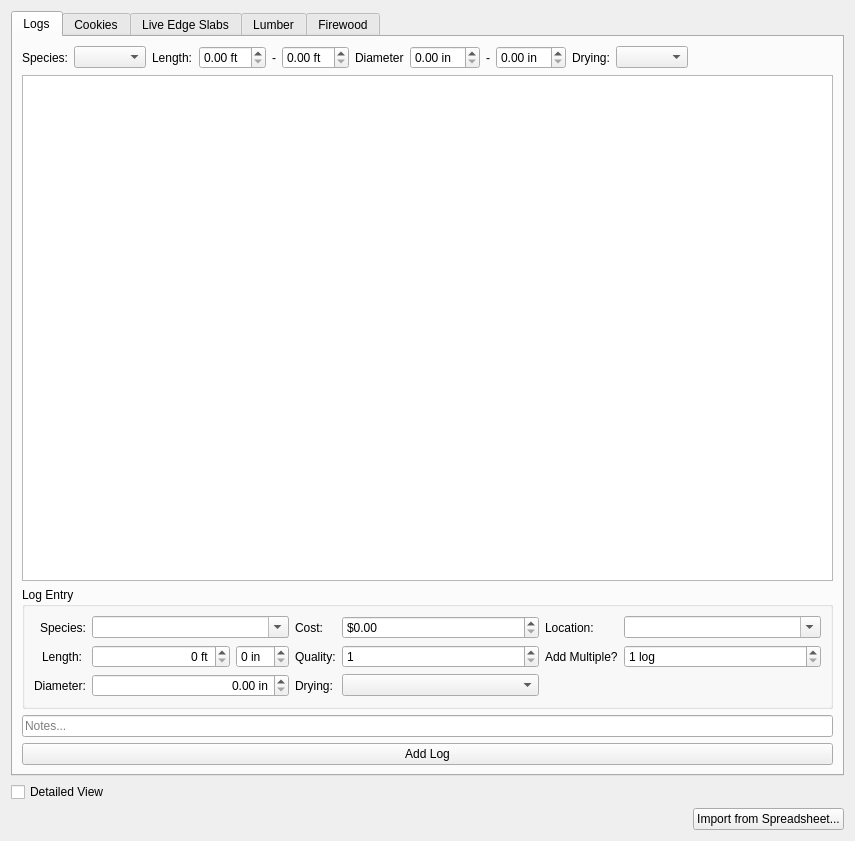
The window that ui/inventory.ui (thelenlucas/Senior-Design) describes before a commit, drawn with Qt 5.
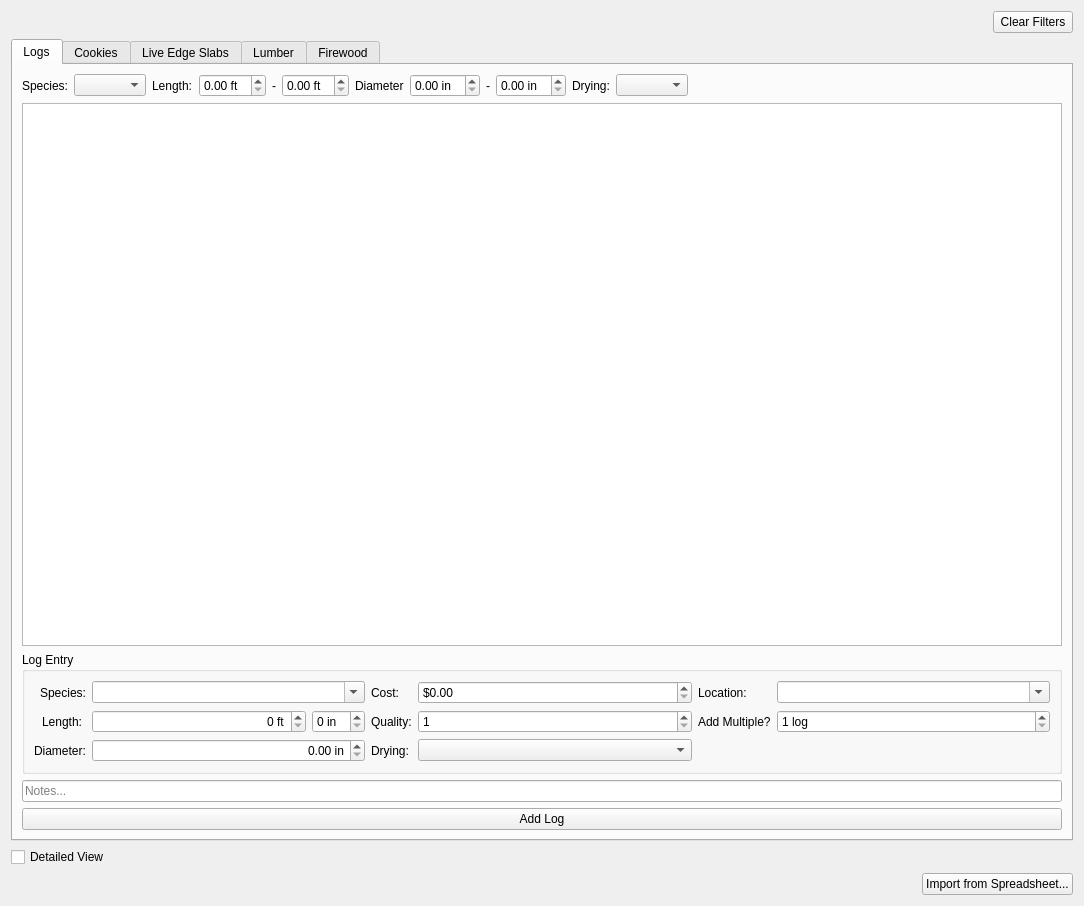
The same window after the commit.

Commit message: Slightly more convenient systems for filters

Diff of the .ui file:
```diff
--- a/ui/inventory.ui
+++ b/ui/inventory.ui
@@ -6,8 +6,8 @@
    <rect>
     <x>0</x>
     <y>0</y>
-    <width>855</width>
-    <height>841</height>
+    <width>1084</width>
+    <height>906</height>
    </rect>
   </property>
   <property name="minimumSize">
@@ -20,6 +20,13 @@
    <string>Inventory Management</string>
   </property>
   <layout class="QVBoxLayout" name="mainLayout">
+   <item alignment="Qt::AlignRight">
+    <widget class="QPushButton" name="clearFiltersPushButton">
+     <property name="text">
+      <string>Clear Filters</string>
+     </property>
+    </widget>
+   </item>
    <item>
     <widget class="QTabWidget" name="inventoryTabs">
      <property name="tabPosition">
```
The commit also changes 2 other files.
